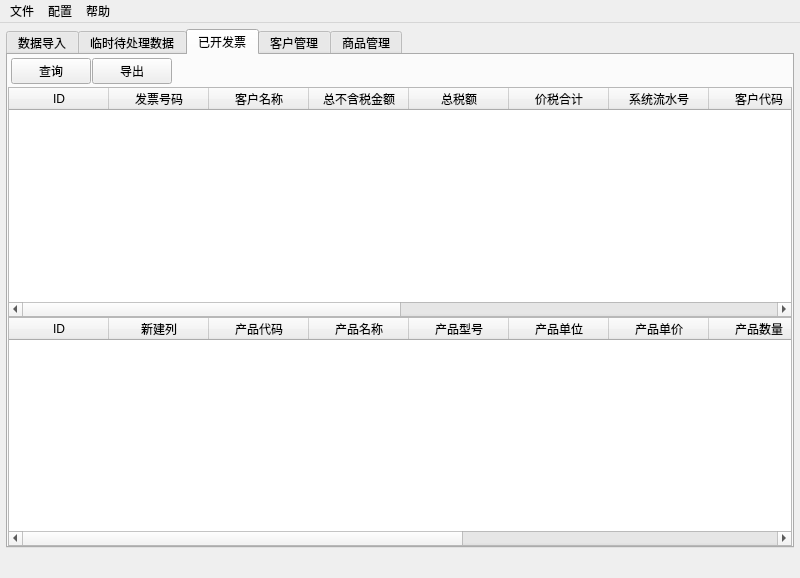
First picture: the form in src/invoice/gui/mainwindow.ui, repository lcw2004/fapiao, before the edit.
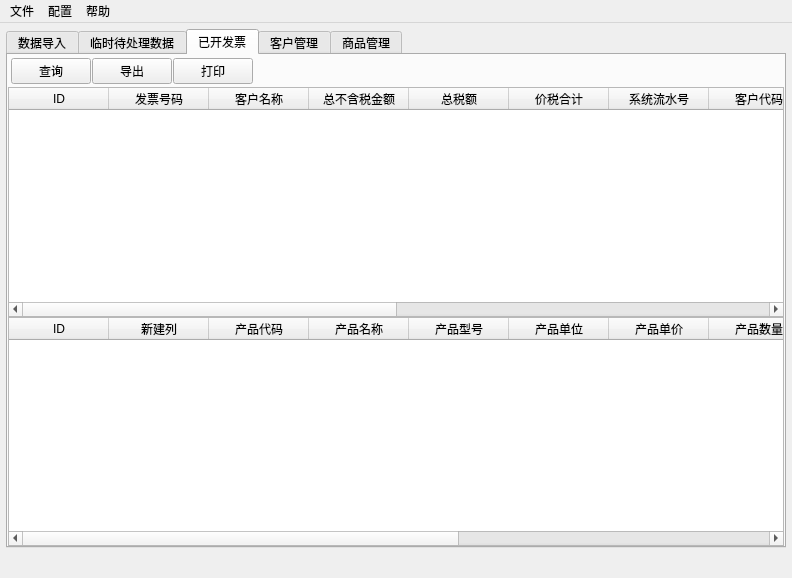
Second picture: the form after the edit. Icons and pictures are not drawn.

Commit message: 已开发票管理-合同打印

```diff
--- a/src/invoice/gui/mainwindow.ui
+++ b/src/invoice/gui/mainwindow.ui
@@ -6,7 +6,7 @@
    <rect>
     <x>0</x>
     <y>0</y>
-    <width>800</width>
+    <width>792</width>
     <height>578</height>
    </rect>
   </property>
@@ -470,6 +470,17 @@
             </property>
            </widget>
           </item>
+          <item>
+           <widget class="QPushButton" name="ok_invoice_print_btn">
+            <property name="text">
+             <string>打印</string>
+            </property>
+            <property name="icon">
+             <iconset>
+              <normaloff>image/026.png</normaloff>image/026.png</iconset>
+            </property>
+           </widget>
+          </item>
           <item>
            <spacer name="horizontalSpacer_6">
             <property name="orientation">
@@ -967,7 +978,7 @@
     <rect>
      <x>0</x>
      <y>0</y>
-     <width>800</width>
+     <width>792</width>
      <height>23</height>
     </rect>
    </property>
```
The commit also changes 5 other files.
